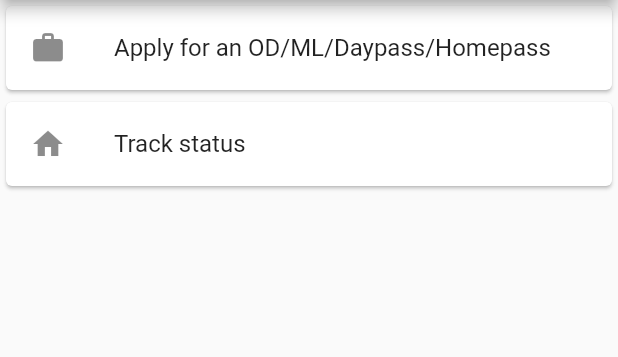
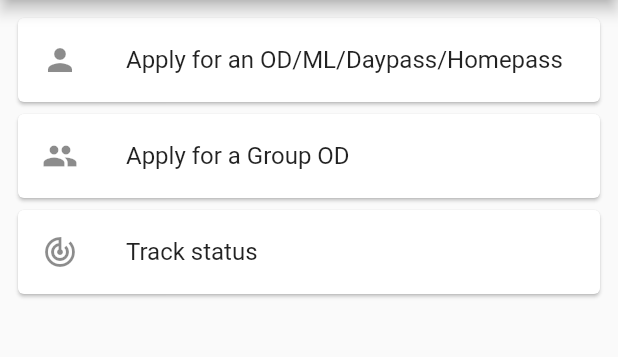
Before and after one commit to skandansn/AOML, a Flutter app: the HomeStudent screen opened directly with empty values, on a phone screen of 412 x 824 dp, the part 84-441 px from its top. Run offline on Flutter 3.47's test engine with Material 2 defaults, Android fonts, the phone set to English and light mode, and no system bars; our stand-ins replace cloud_firestore, file_picker, firebase_auth, firebase_storage, flutter_form_builder, flutter_spinkit and 1 more; missing offline and left inert: loading_gifs; accounts and stored records are empty.

Commit message:
padding and color

```diff
--- a/lib/helpers/tile.dart
+++ b/lib/helpers/tile.dart
@@ -29,7 +29,7 @@ class Tile extends StatelessWidget {
     } else if (colour == 0) {
       colour = Colors.greenAccent;
     } else {
-      colour = Colors.yellowAccent;
+      colour = Colors.white;
     }
     void _showFormVal(bool flagType) {
       showModalBottomSheet(
--- a/lib/screens/apply/track.dart
+++ b/lib/screens/apply/track.dart
@@ -36,7 +36,9 @@ class _TrackState extends State<Track> {
             backgroundColor: Colors.blueGrey[600],
             title: (Text("Track Status")),
           ),
-          body: Column(children: <Widget>[
+          body: Padding(
+            padding: const EdgeInsets.all(8.0),
+            child: Column(children: <Widget>[
               SizedBox(
                 height: 15,
               ),
@@ -60,6 +62,7 @@ class _TrackState extends State<Track> {
                 child: groupodfun(),
               ),
             ]),
+          ),
         ));
   }
 }
--- a/lib/screens/home/homeFaculty.dart
+++ b/lib/screens/home/homeFaculty.dart
@@ -52,7 +52,9 @@ class _HomeFacultyState extends State<HomeFaculty> {
                   label: Text("Logout"))
             ],
           ),
-          body: Column(children: <Widget>[
+          body: Padding(
+            padding: const EdgeInsets.all(8.0),
+            child: Column(children: <Widget>[
               SizedBox(
                 height: 15,
               ),
@@ -76,6 +78,7 @@ class _HomeFacultyState extends State<HomeFaculty> {
                 child: groupodfun(),
               ),
             ]),
+          ),
         ));
   }
 }
--- a/lib/screens/home/homeStudent.dart
+++ b/lib/screens/home/homeStudent.dart
@@ -28,12 +28,14 @@ class HomeStudent extends StatelessWidget {
               label: Text("Logout"))
         ],
       ),
-      body: Scrollbar(
+      body: Padding(
+        padding: const EdgeInsets.all(8.0),
+        child: Scrollbar(
           child: ListView(
             children: <Widget>[
               Card(
                 child: ListTile(
-                leading: Icon(Icons.work),
+                  leading: Icon(Icons.person),
                   title: Text('Apply for an OD/ML/Daypass/Homepass'),
                   onTap: () {
                     Navigator.pushNamed(context, "/od");
@@ -42,7 +44,16 @@ class HomeStudent extends StatelessWidget {
               ),
               Card(
                 child: ListTile(
-                leading: Icon(Icons.home),
+                  leading: Icon(Icons.group),
+                  title: Text('Apply for a Group OD'),
+                  onTap: () {
+                    print("Sprint 2 Group OD apply");
+                  },
+                ),
+              ),
+              Card(
+                child: ListTile(
+                  leading: Icon(Icons.track_changes),
                   title: Text('Track status'),
                   onTap: () {
                     Navigator.pushNamed(context, "/track");
@@ -52,6 +63,7 @@ class HomeStudent extends StatelessWidget {
             ],
           ),
         ),
+      ),
     );
   }
 }
```
Also changed, not shown: lib/screens/apply/odApply.dart (+8 -4 lines). Lines whose indentation alone changed are shown as unchanged.
